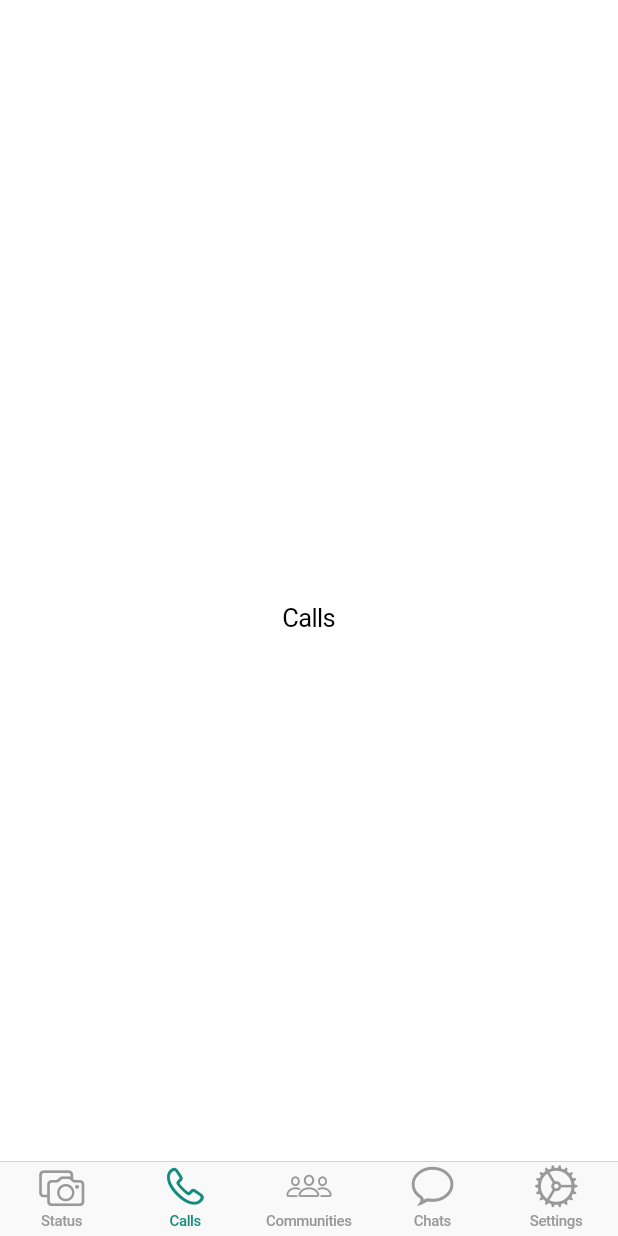
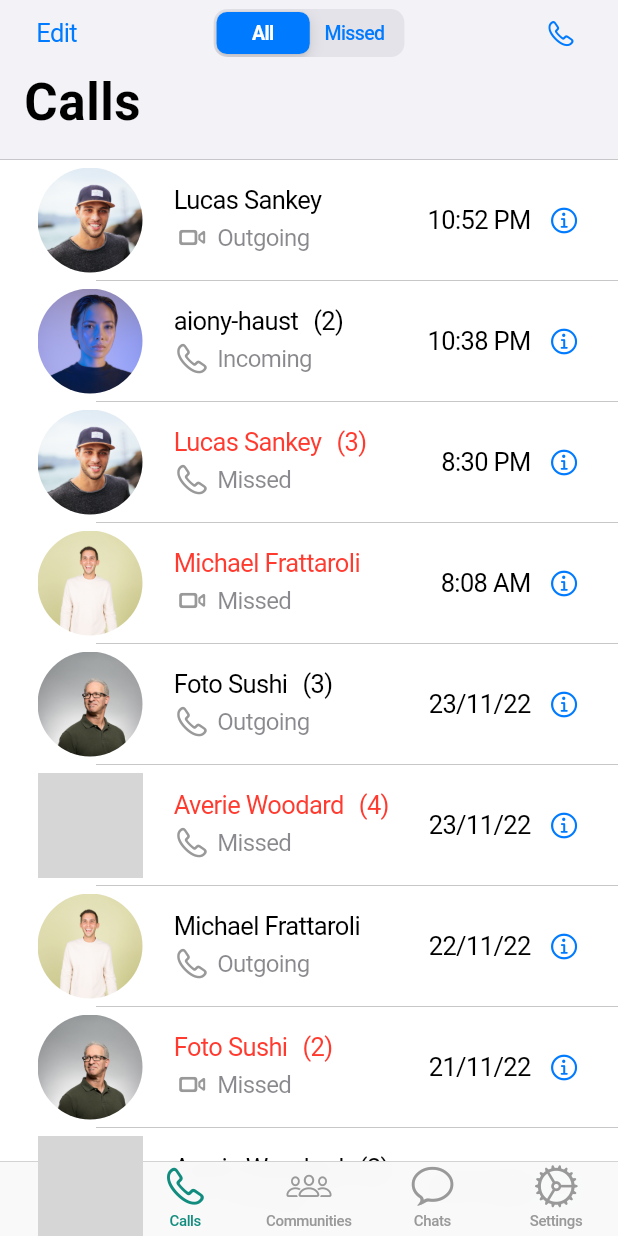
Before and after one commit to decodevM/whatsapp_clone, a Flutter app: the screen it shows after launch, item 2 of the bottom bar chosen, on a phone screen of 412 x 824 dp. Run offline on Flutter 3.47's test engine with Material 2 defaults, Android fonts, the phone set to English and light mode, and no system bars; missing offline and left inert: cupertino_lists; grey boxes are pictures that could not be loaded.

Commit message:
Add Settings and Calls screen

```diff
--- a/lib/main_screen.dart
+++ b/lib/main_screen.dart
@@ -1,6 +1,8 @@
 import 'package:flutter/cupertino.dart';
 import 'package:whatsapp_clone/const/app_color.dart';
+import 'package:whatsapp_clone/screens/calls_screen.dart';
 import 'package:whatsapp_clone/screens/chats_screen.dart';
+import 'package:whatsapp_clone/screens/settings_screen.dart';
 
 class MainScreen extends StatelessWidget {
   const MainScreen({Key? key}) : super(key: key);
@@ -38,7 +40,7 @@ class MainScreen extends StatelessWidget {
               );
             case 1:
               return const Center(
-                child: Text('Calls'),
+                child: CallsScreen(),
               );
             case 2:
               return const Center(
@@ -48,7 +50,7 @@ class MainScreen extends StatelessWidget {
               return ChatScreens();
             case 4:
               return const Center(
-                child: Text('Settings'),
+                child: SettingsScreen(),
               );
             default:
               return const Center(
--- /dev/null
+++ b/lib/models/user_call_model.dart
@@ -0,0 +1,115 @@
+enum Call {
+  phone,
+  video,
+}
+
+enum CallStatus {
+  missed,
+  outgoing,
+  incoming;
+}
+
+class UserCallModel {
+  String? name;
+  String? image;
+  String? date;
+  Call? call;
+  CallStatus? callStatus;
+  int? missed;
+
+  UserCallModel({
+    this.name,
+    this.image,
+    this.call,
+    this.date,
+    this.callStatus,
+    this.missed = 1,
+  });
+}
+
+List<UserCallModel> calls = [
+  UserCallModel(
+    name: 'Lucas Sankey',
+    image: 'lucas-sankey.jpg',
+    date: '10:52 PM',
+    call: Call.video,
+    callStatus: CallStatus.outgoing,
+  ),
+  UserCallModel(
+      name: 'aiony-haust',
+      image: 'aiony-haust.jpg',
+      date: '10:38 PM',
+      call: Call.phone,
+      callStatus: CallStatus.incoming,
+      missed: 2),
+  UserCallModel(
+      name: 'Lucas Sankey',
+      image: 'lucas-sankey.jpg',
+      date: '8:30 PM',
+      call: Call.phone,
+      callStatus: CallStatus.missed,
+      missed: 3),
+  UserCallModel(
+      name: 'Michael Frattaroli',
+      image: 'michael-frattaroli.jpg',
+      date: '8:08 AM',
+      call: Call.video,
+      callStatus: CallStatus.missed,
+      missed: 1),
+  UserCallModel(
+      name: 'Foto Sushi',
+      image: 'foto-sushi.jpg',
+      date: '23/11/22',
+      call: Call.phone,
+      callStatus: CallStatus.outgoing,
+      missed: 3),
+  UserCallModel(
+      name: 'Averie Woodard',
+      image: 'averie-woodard.jpg',
+      date: '23/11/22',
+      call: Call.phone,
+      callStatus: CallStatus.missed,
+      missed: 4),
+  UserCallModel(
+    name: 'Michael Frattaroli',
+    image: 'michael-frattaroli.jpg',
+    date: '22/11/22',
+    call: Call.phone,
+    callStatus: CallStatus.outgoing,
+  ),
+  UserCallModel(
+      name: 'Foto Sushi',
+      image: 'foto-sushi.jpg',
+      date: '21/11/22',
+      call: Call.video,
+      callStatus: CallStatus.missed,
+      missed: 2),
+  UserCallModel(
+      name: 'Averie Woodard',
+      image: 'averie-woodard.jpg',
+      date: '21/11/22',
+      call: Call.phone,
+      callStatus: CallStatus.incoming,
+      missed: 2),
+  UserCallModel(
+      name: 'Lucas Sankey',
+      image: 'lucas-sankey.jpg',
+      date: '20/11/22',
+      call: Call.video,
+      callStatus: CallStatus.missed,
+      missed: 1),
+  UserCallModel(
+      name: 'aiony-haust',
+      image: 'aiony-haust.jpg',
+      date: '19/11/22',
+      call: Call.phone,
+      callStatus: CallStatus.missed,
+      missed: 5),
+  UserCallModel(
+    name: 'Lucas Sankey',
+    image: 'lucas-sankey.jpg',
+    date: '19/11/22',
+    call: Call.video,
+    callStatus: CallStatus.incoming,
+  ),
+];
--- /dev/null
+++ b/lib/screens/calls_screen.dart
@@ -0,0 +1,98 @@
+import 'package:cupertino_lists/cupertino_lists.dart';
+import 'package:flutter/cupertino.dart';
+import 'package:flutter/material.dart';
+import 'package:whatsapp_clone/widgets/call_widget.dart';
+
+import '../models/user_call_model.dart';
+
+class CallsScreen extends StatefulWidget {
+  const CallsScreen({Key? key}) : super(key: key);
+
+  @override
+  State<CallsScreen> createState() => _CallsScreenState();
+}
+
+class _CallsScreenState extends State<CallsScreen> {
+  int segmentIndex = 0;
+  void updateSegmentIndex(int? index) {
+    setState(() {
+      segmentIndex = index ?? 0;
+    });
+  }
+
+  final List<UserCallModel> userCallsMissed =
+      calls.where((user) => user.callStatus == CallStatus.missed).toList();
+  @override
+  Widget build(BuildContext context) {
+    return CupertinoTabView(
+      builder: (context) => CupertinoPageScaffold(
+        backgroundColor: CupertinoColors.systemGroupedBackground,
+        child: CustomScrollView(
+          shrinkWrap: true,
+          slivers: [
+            CupertinoSliverNavigationBar(
+              largeTitle: const Text('Calls'),
+              middle: CupertinoSlidingSegmentedControl(
+                children: {
+                  0: Text(
+                    'All',
+                    style: TextStyle(
+                        color: segmentIndex == 0
+                            ? CupertinoColors.white
+                            : CupertinoColors.activeBlue),
+                  ),
+                  1: Text(
+                    'Missed',
+                    style: TextStyle(
+                        color: segmentIndex == 1
+                            ? CupertinoColors.white
+                            : CupertinoColors.activeBlue),
+                  ),
+                },
+                onValueChanged: updateSegmentIndex,
+                groupValue: segmentIndex,
+                thumbColor: CupertinoColors.activeBlue,
+                // thumbColor: CupertinoColors.activeBlue,
+              ),
+              leading: CupertinoButton(
+                onPressed: () {},
+                padding: EdgeInsets.zero,
+                child: const Text('Edit'),
+              ),
+              trailing: CupertinoButton(
+                onPressed: () {},
+                padding: EdgeInsets.zero,
+                child: const Icon(CupertinoIcons.phone),
+              ),
+            ),
+            SliverList(
+              delegate: SliverChildListDelegate(
+                [
+                  SafeArea(
+                    top: false,
+                    child: CupertinoListSection(
+                      topMargin: 10,
+                      children: [
+                        if (segmentIndex == 0)
+                          ...List.generate(
+                            calls.length,
+                            (index) => CallWidget(user: calls[index]),
+                          ),
+                        if (segmentIndex == 1)
+                          ...List.generate(
+                            userCallsMissed.length,
+                            (index) => CallWidget(user: userCallsMissed[index]),
+                          ),
+                        // CallWidget(user: calls[1]),
+                      ],
+                    ),
+                  )
+                ],
+              ),
+            )
+          ],
+        ),
+      ),
+    );
+  }
+}
--- /dev/null
+++ b/lib/widgets/call_widget.dart
@@ -0,0 +1,77 @@
+import 'package:cupertino_lists/cupertino_lists.dart';
+import 'package:flutter/cupertino.dart';
+
+import '../models/user_call_model.dart';
+
+class CallWidget extends StatelessWidget {
+  const CallWidget({Key? key, required this.user}) : super(key: key);
+  final UserCallModel user;
+  @override
+  Widget build(BuildContext context) {
+    return CupertinoListTile(
+      title: Row(
+        mainAxisSize: MainAxisSize.min,
+        children: [
+          Text(
+            user.name!,
+            style: TextStyle(
+              color: user.callStatus == CallStatus.missed
+                  ? CupertinoColors.systemRed
+                  : null,
+            ),
+          ),
+          if (user.missed != 1)
+            Padding(
+              padding: const EdgeInsets.only(left: 10),
+              child: Text(
+                '(${user.missed})',
+                style: TextStyle(
+                  color: user.callStatus == CallStatus.missed
+                      ? CupertinoColors.systemRed
+                      : null,
+                ),
+              ),
+            )
+        ],
+      ),
+      leading: Container(
+        margin: const EdgeInsets.all(5),
+        decoration: BoxDecoration(
+            image: DecorationImage(
+              image: AssetImage(
+                'assets/images/profiles/${user.image}',
+              ),
+              fit: BoxFit.cover,
+            ),
+            shape: BoxShape.circle),
+      ),
+      leadingSize: 80,
+      subtitle: Row(children: [
+        Icon(
+            user.call == Call.phone
+                ? CupertinoIcons.phone
+                : CupertinoIcons.video_camera,
+            color: CupertinoColors.inactiveGray),
+        const SizedBox(
+          width: 5,
+        ),
+        Text(
+            user.callStatus == CallStatus.missed
+                ? 'Missed'
+                : (user.callStatus == CallStatus.incoming
+                    ? 'Incoming'
+                    : 'Outgoing'),
+            style: const TextStyle(fontSize: 16)),
+      ]),
+      trailing: Row(
+        children: [
+          Text(user.date!),
+          CupertinoButton(
+              padding: EdgeInsets.zero,
+              onPressed: () {},
+              child: const Icon(CupertinoIcons.info)),
+        ],
+      ),
+    );
+  }
+}
--- a/pubspec.yaml
+++ b/pubspec.yaml
@@ -36,6 +36,7 @@ dependencies:
   # The following adds the Cupertino Icons font to your application.
   # Use with the CupertinoIcons class for iOS style icons.
   cupertino_icons: ^1.0.2
+  cupertino_lists: ^1.0.1
 
 dev_dependencies:
   flutter_test:
```
Also changed, not shown: lib/screens/settings_screen.dart (added, +108 -0 lines), lib/widgets/custom_cupertino_list.dart (added, +23 -0 lines), pubspec.lock.
